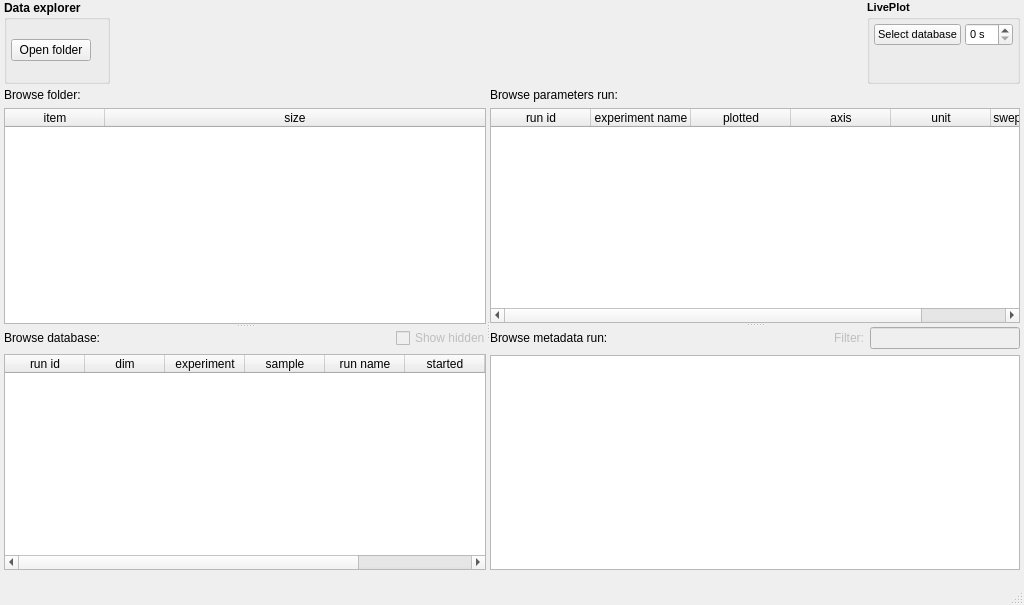
The window that plotter/ui/main.ui (pyplotter/pyplotter) describes before a commit, drawn with Qt 5.
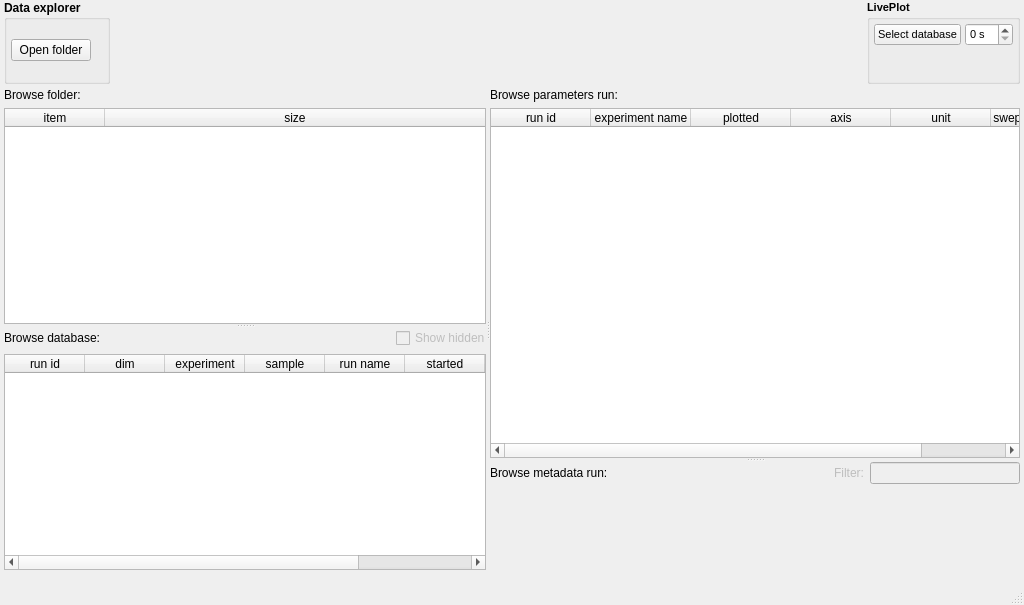
The same window after the commit. Custom widgets are drawn as their Qt base class.

Diff of the .ui file:
```diff
--- a/plotter/ui/main.ui
+++ b/plotter/ui/main.ui
@@ -558,10 +558,16 @@
                <layout class="QHBoxLayout" name="horizontalLayout_3">
                 <item>
                  <widget class="QLabel" name="labelMetadata">
+                  <property name="minimumSize">
+                   <size>
+                    <width>0</width>
+                    <height>22</height>
+                   </size>
+                  </property>
                   <property name="maximumSize">
                    <size>
                     <width>140</width>
-                    <height>16777215</height>
+                    <height>22</height>
                    </size>
                   </property>
                   <property name="text">
@@ -571,6 +577,18 @@
                 </item>
                 <item>
                  <widget class="QLabel" name="labelCurrentMetadata">
+                  <property name="minimumSize">
+                   <size>
+                    <width>0</width>
+                    <height>22</height>
+                   </size>
+                  </property>
+                  <property name="maximumSize">
+                   <size>
+                    <width>16777215</width>
+                    <height>22</height>
+                   </size>
+                  </property>
                   <property name="font">
                    <font>
                     <weight>75</weight>
@@ -587,10 +605,16 @@
                   <property name="enabled">
                    <bool>false</bool>
                   </property>
+                  <property name="minimumSize">
+                   <size>
+                    <width>0</width>
+                    <height>22</height>
+                   </size>
+                  </property>
                   <property name="maximumSize">
                    <size>
                     <width>40</width>
-                    <height>16777215</height>
+                    <height>22</height>
                    </size>
                   </property>
                   <property name="text">
@@ -606,10 +630,16 @@
                   <property name="enabled">
                    <bool>false</bool>
                   </property>
+                  <property name="minimumSize">
+                   <size>
+                    <width>0</width>
+                    <height>22</height>
+                   </size>
+                  </property>
                   <property name="maximumSize">
                    <size>
                     <width>150</width>
-                    <height>16777215</height>
+                    <height>22</height>
                    </size>
                   </property>
                   <property name="font">
@@ -625,20 +655,17 @@
                </layout>
               </item>
               <item>
-               <widget class="QTextEdit" name="textEditMetadata">
-                <property name="verticalScrollBarPolicy">
-                 <enum>Qt::ScrollBarAsNeeded</enum>
+               <spacer name="verticalSpacer">
+                <property name="orientation">
+                 <enum>Qt::Vertical</enum>
                 </property>
-                <property name="horizontalScrollBarPolicy">
-                 <enum>Qt::ScrollBarAsNeeded</enum>
+                <property name="sizeHint" stdset="0">
+                 <size>
+                  <width>20</width>
+                  <height>40</height>
+                 </size>
                 </property>
-                <property name="lineWrapMode">
-                 <enum>QTextEdit::NoWrap</enum>
-                </property>
-                <property name="readOnly">
-                 <bool>true</bool>
-                </property>
-               </widget>
+               </spacer>
               </item>
              </layout>
             </widget>
```
